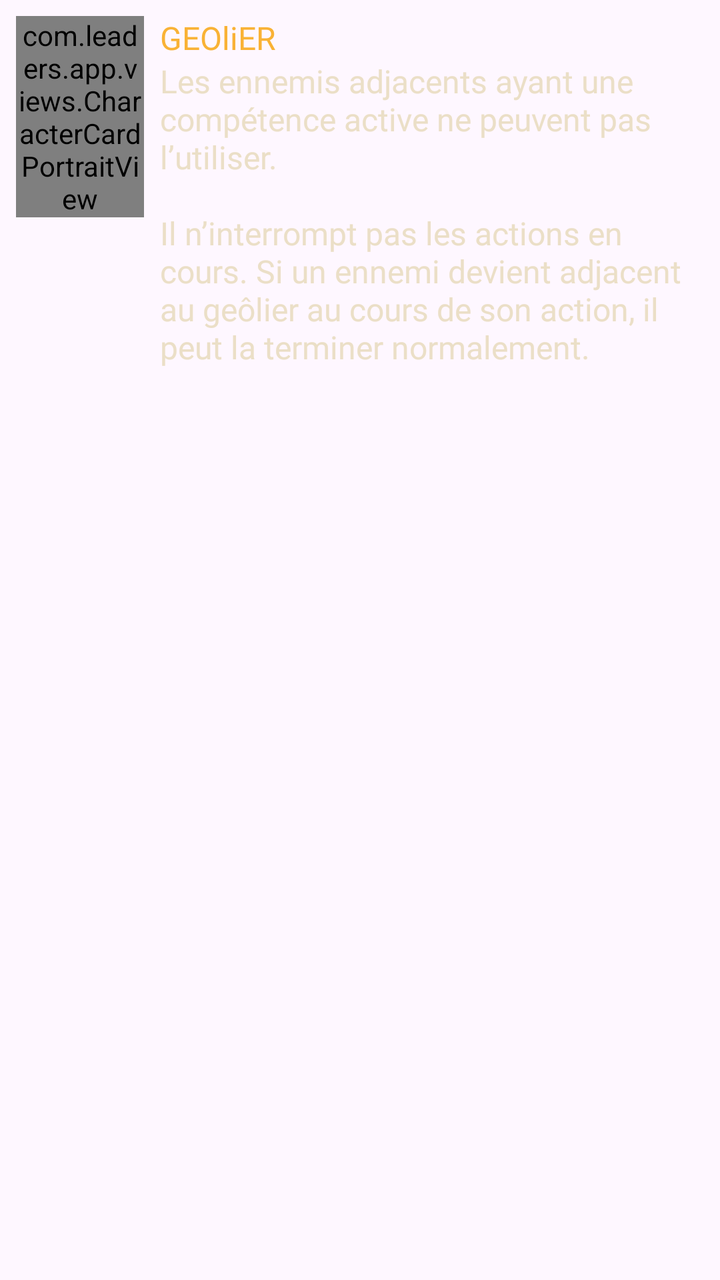
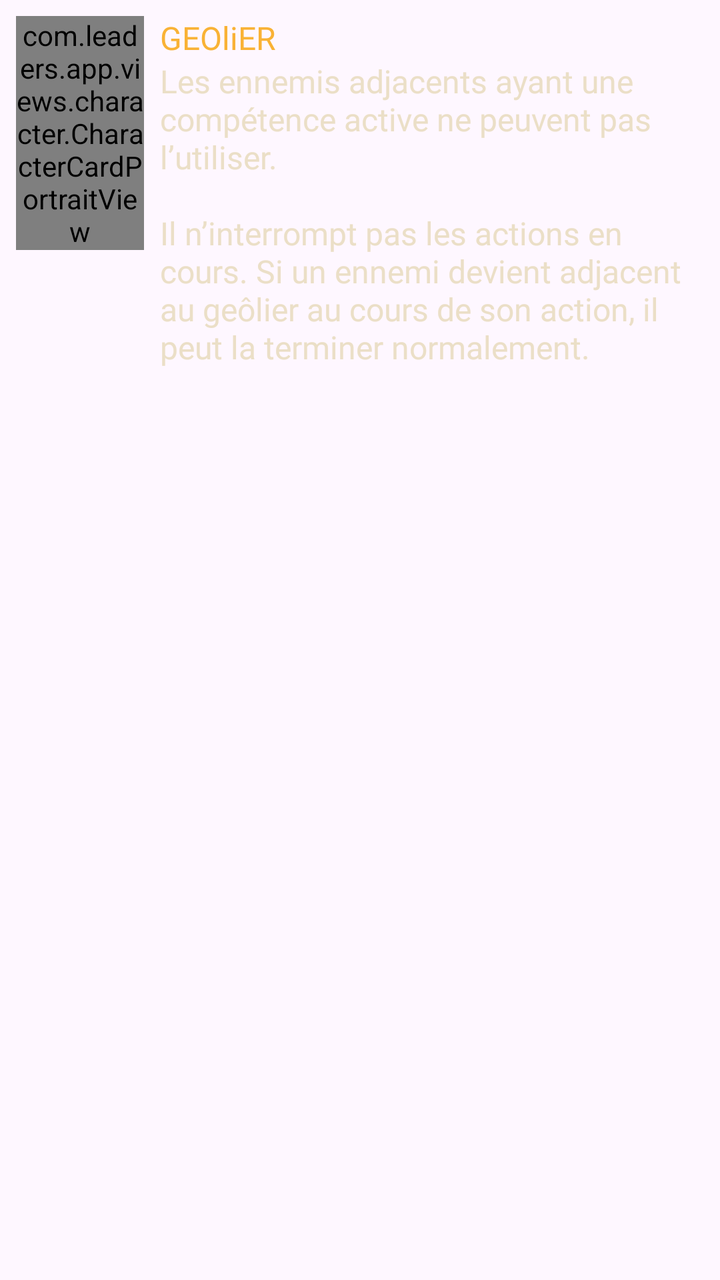

Two renders of the same Android screen: before a commit and after it. Below are the layout's source before the change and the commit's diff.
<!-- AndroidManifest.xml: application theme Theme.LeadersAndroidApp -->
<!-- res/layout/view_character_notification.xml -->
<?xml version="1.0" encoding="utf-8"?>
<androidx.constraintlayout.widget.ConstraintLayout
    xmlns:android="http://schemas.android.com/apk/res/android"
    xmlns:app="http://schemas.android.com/apk/res-auto"
    xmlns:tools="http://schemas.android.com/tools"
    android:layout_width="match_parent"
    android:layout_height="wrap_content"
    tools:ignore="SpUsage">

    <androidx.constraintlayout.widget.Guideline
        android:id="@+id/gdlPortraitEnd_vwCharacterNotification"
        android:layout_width="wrap_content"
        android:layout_height="wrap_content"
        android:orientation="vertical"
        app:layout_constraintGuide_percent="0.2" />


    <com.leaders.app.views.CharacterCardPortraitView
        android:id="@+id/ptvPortrait_vwCharacterNotification"
        android:layout_width="0dp"
        android:layout_height="wrap_content"
        android:layout_marginStart="8dp"
        android:layout_marginTop="8dp"
        android:layout_marginBottom="8dp"
        android:adjustViewBounds="true"
        app:layout_constraintBottom_toBottomOf="parent"
        app:layout_constraintEnd_toStartOf="@+id/gdlPortraitEnd_vwCharacterNotification"
        app:layout_constraintStart_toStartOf="parent"
        app:layout_constraintTop_toTopOf="parent"
        app:layout_constraintVertical_bias="0.0"
        app:srcCompat="@drawable/card_portrait_jailer" />

    <TextView
        android:id="@+id/txvCardTitle_vwCharacterNotification"
        android:layout_width="0dp"
        android:layout_height="wrap_content"
        android:layout_marginStart="8dp"
        android:layout_marginTop="8dp"
        android:layout_marginEnd="8dp"
        android:fontFamily="@font/bobby_jones_regular"
        android:text="@string/card_formatted_name_jailer"
        android:textColor="@color/app_golden"
        android:textSize="16dp"
        app:layout_constraintBottom_toBottomOf="parent"
        app:layout_constraintEnd_toEndOf="parent"
        app:layout_constraintHorizontal_bias="0.0"
        app:layout_constraintStart_toStartOf="@+id/gdlPortraitEnd_vwCharacterNotification"
        app:layout_constraintTop_toTopOf="parent"
        app:layout_constraintVertical_bias="0.0" />

    <TextView
        android:id="@+id/txvCardInfo_vwCharacterNotification"
        android:layout_width="0dp"
        android:layout_height="wrap_content"
        android:layout_marginStart="8dp"
        android:layout_marginEnd="8dp"
        android:layout_marginBottom="8dp"
        android:fontFamily="@font/bobby_jones_condensed"
        android:text="@string/card_description_jailer"
        android:textColor="@color/font"
        android:textSize="16dp"
        app:layout_constraintBottom_toBottomOf="parent"
        app:layout_constraintEnd_toEndOf="parent"
        app:layout_constraintHorizontal_bias="0.0"
        app:layout_constraintStart_toStartOf="@+id/gdlPortraitEnd_vwCharacterNotification"
        app:layout_constraintTop_toBottomOf="@+id/txvCardTitle_vwCharacterNotification"
        app:layout_constraintVertical_bias="0.0" />


</androidx.constraintlayout.widget.ConstraintLayout>
<!-- resources referenced by this layout -->
<resources>
  <color name="app_golden">#F9B235</color>
  <color name="font">#EBDFC7</color>
  <!-- drawable card_portrait_jailer: png bitmap (drawable, 221712 bytes) -->
  <string name="card_description_jailer">Les ennemis adjacents ayant une compétence active ne peuvent pas l’utiliser.\n\nIl n’interrompt pas les actions en cours. Si un ennemi devient adjacent au geôlier au cours de son action, il peut la terminer normalement.</string>
  <string name="card_formatted_name_jailer">GEOliER</string>
  <style name="Theme.LeadersAndroidApp" parent="Base.Theme.LeadersAndroidApp" />
  <style name="Base.Theme.LeadersAndroidApp" parent="Theme.Material3.DayNight.NoActionBar">
          <item name="android:statusBarColor">@color/black</item>
          <item name="android:navigationBarColor">@color/black</item>
          <item name="android:colorControlHighlight">@color/ripple_effect</item>
      </style>
  <color name="black">#FF000000</color>
  <color name="ripple_effect">#77FFFFFF</color>
</resources>

<!-- the commit's change to res/layout/view_character_notification.xml (unified diff, before → after) -->
@@ -15,7 +15,7 @@
         app:layout_constraintGuide_percent="0.2" />
 
 
-    <com.leaders.app.views.CharacterCardPortraitView
+    <com.leaders.app.views.character.CharacterCardPortraitView
         android:id="@+id/ptvPortrait_vwCharacterNotification"
         android:layout_width="0dp"
         android:layout_height="wrap_content"
